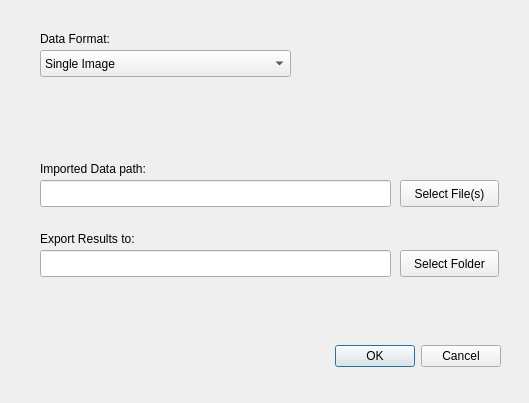
Above: Gui/dialog_load_data.ui from twimnox/invasor_prj before the change. Below: the same form after it.
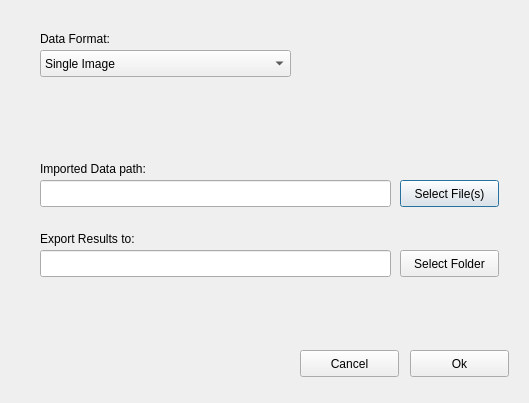
That is the form after the change.

```diff
--- a/Gui/dialog_load_data.ui
+++ b/Gui/dialog_load_data.ui
@@ -13,28 +13,6 @@
   <property name="windowTitle">
    <string>Import Data</string>
   </property>
-  <widget class="QDialogButtonBox" name="buttonBox">
-   <property name="geometry">
-    <rect>
-     <x>160</x>
-     <y>340</y>
-     <width>341</width>
-     <height>32</height>
-    </rect>
-   </property>
-   <property name="sizePolicy">
-    <sizepolicy hsizetype="Fixed" vsizetype="Fixed">
-     <horstretch>0</horstretch>
-     <verstretch>0</verstretch>
-    </sizepolicy>
-   </property>
-   <property name="orientation">
-    <enum>Qt::Horizontal</enum>
-   </property>
-   <property name="standardButtons">
-    <set>QDialogButtonBox::Cancel|QDialogButtonBox::Ok</set>
-   </property>
-  </widget>
   <widget class="QComboBox" name="comboBox_data_format">
    <property name="geometry">
     <rect>
@@ -148,6 +126,32 @@
     <string>Select Folder</string>
    </property>
   </widget>
+  <widget class="QPushButton" name="btn_ok">
+   <property name="geometry">
+    <rect>
+     <x>410</x>
+     <y>350</y>
+     <width>99</width>
+     <height>27</height>
+    </rect>
+   </property>
+   <property name="text">
+    <string>Ok</string>
+   </property>
+  </widget>
+  <widget class="QPushButton" name="btn_cancel">
+   <property name="geometry">
+    <rect>
+     <x>300</x>
+     <y>350</y>
+     <width>99</width>
+     <height>27</height>
+    </rect>
+   </property>
+   <property name="text">
+    <string>Cancel</string>
+   </property>
+  </widget>
  </widget>
  <resources/>
  <connections>
```
Left out of the diff: 35 changed lines with no effect on the pictures.
